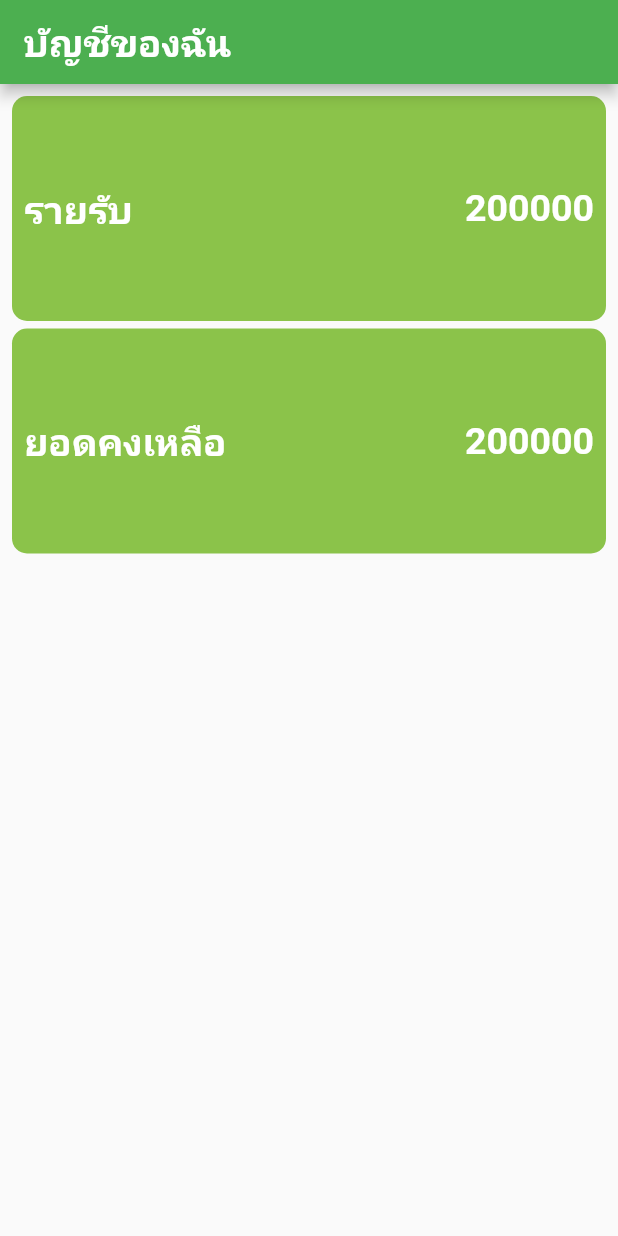
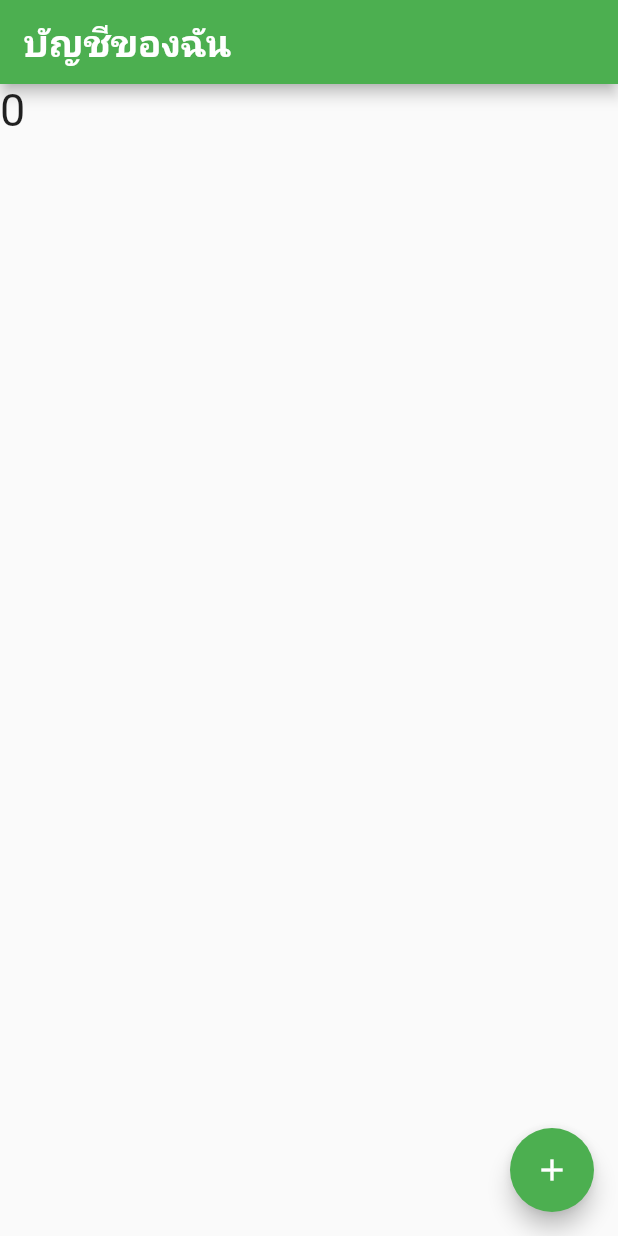
Before and after one commit to joiddev/android_APP, a Flutter app: the screen it shows after launch, on a phone screen of 412 x 824 dp. Run offline on Flutter 3.47's test engine with Material 2 defaults, Android fonts, the phone set to English and light mode, and no system bars; missing offline and left inert: dart:ffi.

Commit message:
Widget Lifecycle

```diff
--- a/lib/main.dart
+++ b/lib/main.dart
@@ -1,3 +1,5 @@
+import 'dart:ffi';
+
 import 'package:flutter/material.dart';
 import 'FoodMenu.dart';
 
@@ -23,81 +25,27 @@
 class MyHomePage extends StatefulWidget {
   const MyHomePage({Key? key}) : super(key: key);
 
+
   @override
   State<MyHomePage> createState() => _MyHomePageState();
 }
 
 class _MyHomePageState extends State<MyHomePage> {
+
+  int number= 0;
+
+
+  @override
+  void initState() {
+    // TODO: implement initState
+    super.initState();
+    print("Used inite state");
+  }
+
   //แสดงผลข้อมูล
   @override
   Widget build(BuildContext context) {
-    var column = Column(
-      children: [
-        Container(
-          padding: const EdgeInsets.all(8.0),
-          decoration: BoxDecoration(
-              color: Colors.lightGreen,
-              borderRadius: BorderRadius.circular(10)),
-          height: 150,
-          child: Row(
-            crossAxisAlignment: CrossAxisAlignment.center,
-            children: [
-              Text(
-                "รายรับ",
-                style: TextStyle(
-                    fontSize: 25,
-                    color: Colors.white,
-                    fontWeight: FontWeight.bold),
-              ),
-              Expanded(
-                child: Text(
-                  "200000",
-                  style: TextStyle(
-                    fontSize: 25,
-                    color: Colors.white,
-                    fontWeight: FontWeight.bold,
-                  ),
-                  textAlign: TextAlign.right,
-                ),
-              )
-            ],
-          ),
-        ),
-        SizedBox(
-          height: 5,
-        ),
-        Container(
-          padding: const EdgeInsets.all(8.0),
-          decoration: BoxDecoration(
-              color: Colors.lightGreen,
-              borderRadius: BorderRadius.circular(10)),
-          height: 150,
-          child: Row(
-            crossAxisAlignment: CrossAxisAlignment.center,
-            children: [
-              Text(
-                "ยอดคงเหลือ",
-                style: TextStyle(
-                    fontSize: 25,
-                    color: Colors.white,
-                    fontWeight: FontWeight.bold),
-              ),
-              Expanded(
-                child: Text(
-                  "200000",
-                  style: TextStyle(
-                    fontSize: 25,
-                    color: Colors.white,
-                    fontWeight: FontWeight.bold,
-                  ),
-                  textAlign: TextAlign.right,
-                ),
-              )
-            ],
-          ),
-        ),
-      ],
-    );
+    print("used Build");
     return Scaffold(
         appBar: AppBar(
           title: Text("บัญชีของฉัน",
@@ -106,10 +54,18 @@
                   color: Colors.white,
                   fontWeight: FontWeight.bold)),
         ),
-        body: Padding(
-          padding: const EdgeInsets.all(8.0),
-          child: column,
-        ));
+        body: Column(
+          children: [
+            Text(number.toString(), style: TextStyle(fontSize: 30),)
+          ],
+        ),
+        floatingActionButton: FloatingActionButton(onPressed: (){
+          setState(() {
+            number++;
+          });
+        },
+        child: Icon(Icons.add),),
+    );
   }
 }
 
```
